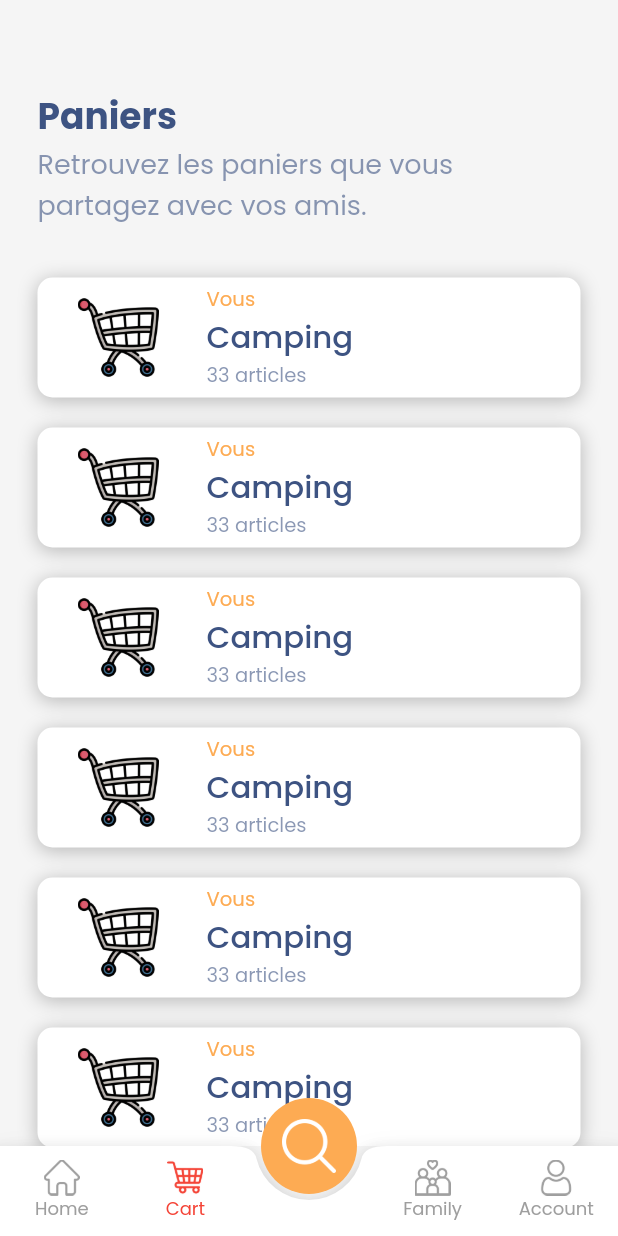
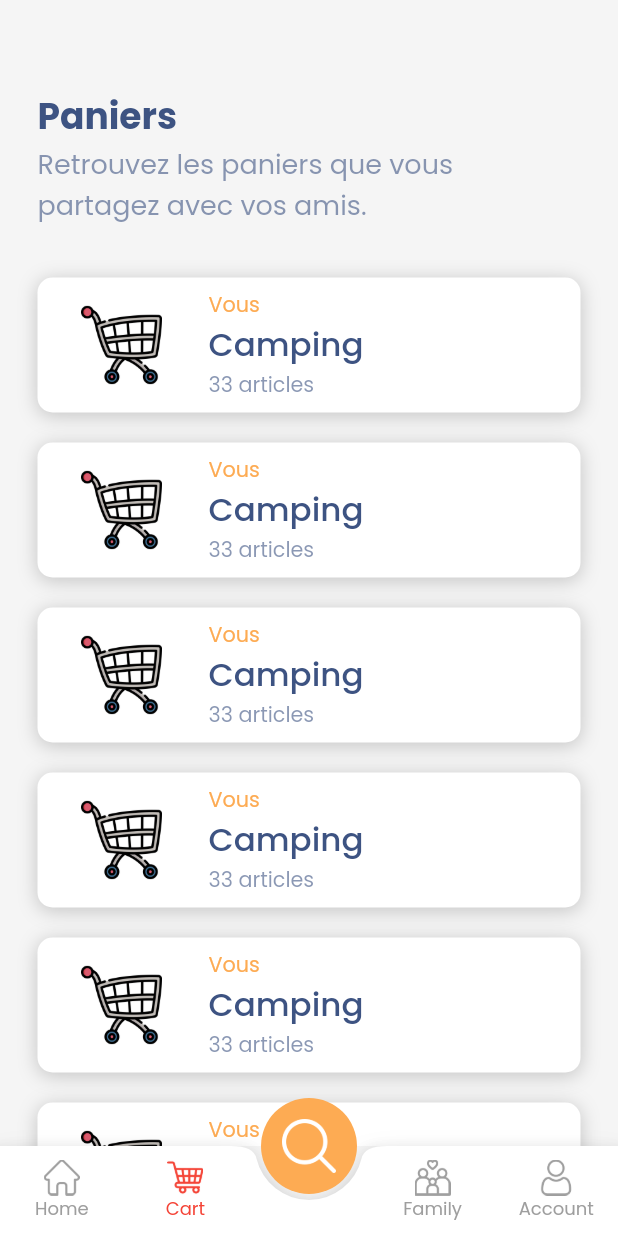
Before and after one commit to BaptisteLecat/shophouseAPP, a Flutter app: the RootPage screen opened directly, item 2 of the bottom bar chosen, on a phone screen of 412 x 824 dp. Run offline on Flutter 3.47's test engine with Material 2 defaults, Android fonts, the phone set to English and light mode, and no system bars; our stand-ins replace firebase_auth, firebase_core, flutter_svg, shared_preferences; accounts and stored records are empty.

Commit message:
Size fix

```diff
--- a/lib/screens/cart/components/CartCard.dart
+++ b/lib/screens/cart/components/CartCard.dart
@@ -12,13 +12,13 @@ class _CartCardState extends State<CartCard> {
   @override
   Widget build(BuildContext context) {
     return Container(
-      padding: EdgeInsets.all(5),
+      padding: EdgeInsets.all(8),
       margin: EdgeInsets.symmetric(vertical: 10),
-      height: 80,
+      height: 90,
       decoration: BoxDecoration(
         boxShadow: [
           BoxShadow(
-            color: Colors.black.withOpacity(0.25),
+            color: Colors.black.withOpacity(0.20),
             spreadRadius: 0,
             blurRadius: 10,
             offset: Offset(0, 2), // changes position of shadow
@@ -32,7 +32,7 @@ class _CartCardState extends State<CartCard> {
           Expanded(
             flex: 2,
             child: Padding(
-              padding: EdgeInsets.all(8),
+              padding: EdgeInsets.all(10),
               child: Image.asset('assets/images/cart/036-shopping cart.png'),
             ),
           ),
```
